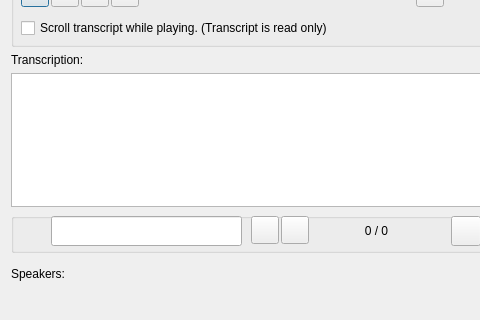
The window that src/GUI_UIs/ui_dialog_view_av.ui (ccbogel/QualCoder) describes before a commit, drawn with Qt 5; both pictures show x 0 to 480 and y 130 to 450 of the 1021 by 450 pixel window.
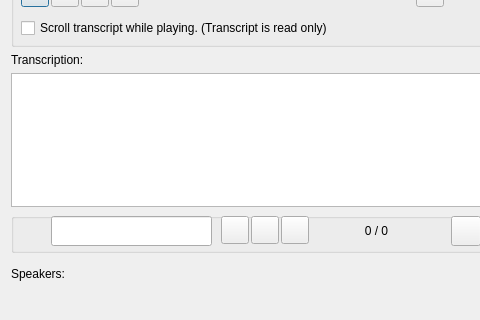
The same window after the commit.

Commit message: added case senstitive button

Patch:
```diff
--- a/src/GUI_UIs/ui_dialog_view_av.ui
+++ b/src/GUI_UIs/ui_dialog_view_av.ui
@@ -375,7 +375,7 @@
        <rect>
         <x>40</x>
         <y>3</y>
-        <width>191</width>
+        <width>161</width>
         <height>30</height>
        </rect>
       </property>
@@ -504,6 +504,22 @@
        <string>Remove Speaker</string>
       </property>
      </widget>
+     <widget class="QPushButton" name="pushButton_case_sensitive">
+      <property name="geometry">
+       <rect>
+        <x>210</x>
+        <y>3</y>
+        <width>28</width>
+        <height>28</height>
+       </rect>
+      </property>
+      <property name="toolTip">
+       <string>Case sensitive</string>
+      </property>
+      <property name="text">
+       <string/>
+      </property>
+     </widget>
     </widget>
    </item>
    <item row="8" column="0">
```
Left out of the diff: 34 changed lines with no effect on the pictures.
